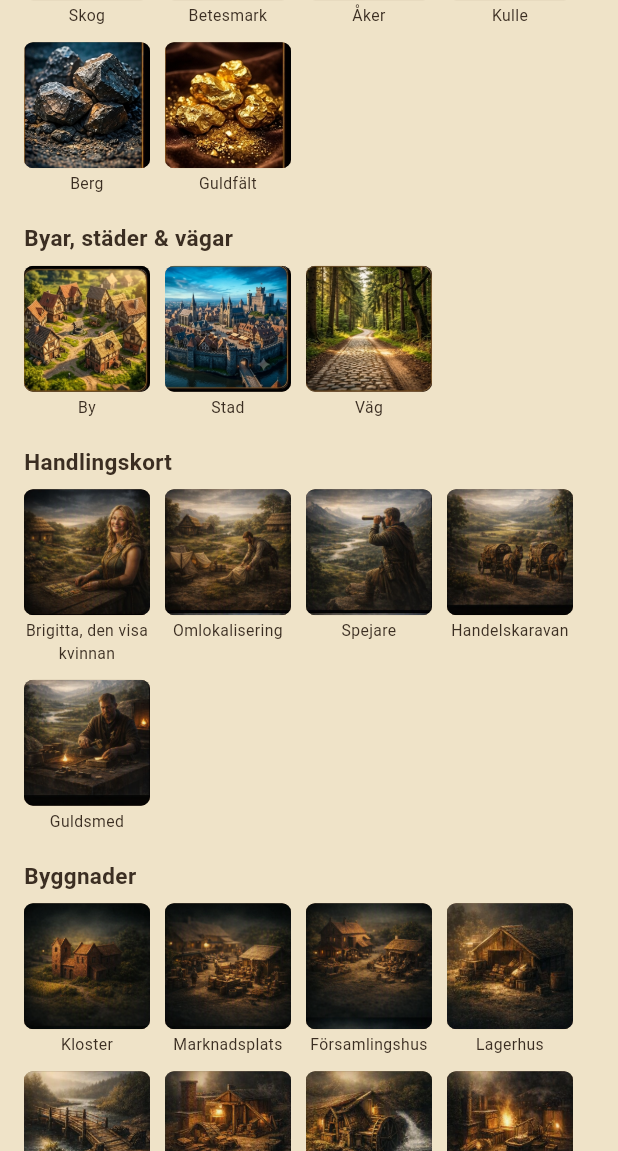
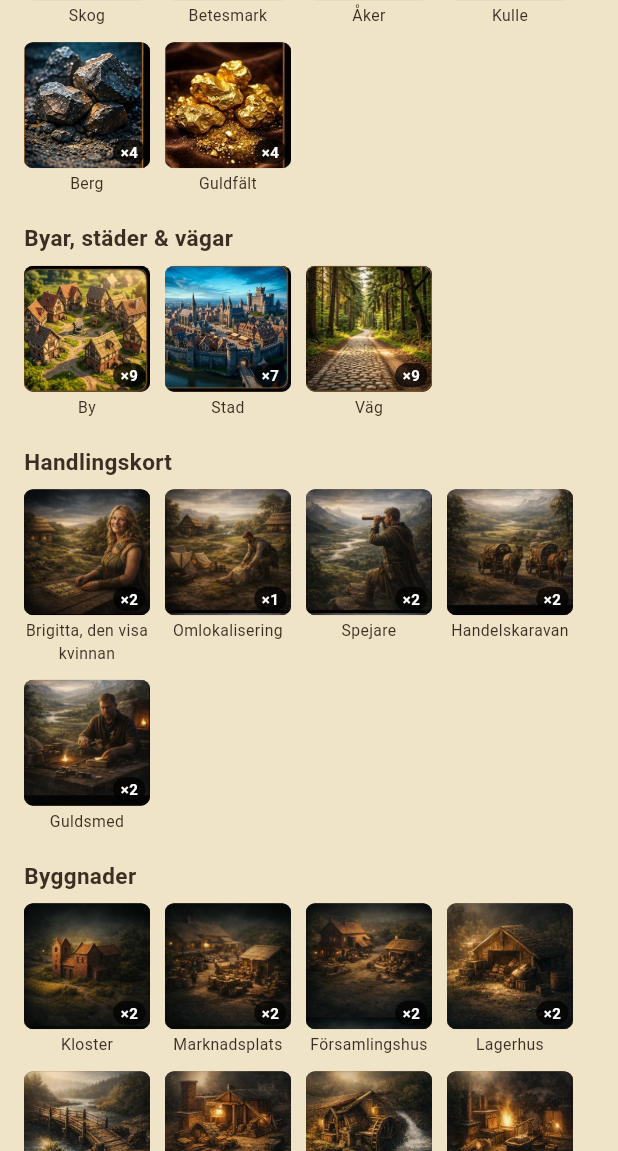
Before and after one commit to KKandenas/CatanRivals, a Flutter app: the RulesScreen screen opened directly, scrolled down 1152 dp, on a phone screen of 412 x 824 dp, the part 85-1236 px from its top. Run offline on Flutter 3.47's test engine with Material 3 defaults, Android fonts, the phone set to English and light mode, and no system bars; our stand-ins replace firebase_core, firebase_database, flutter_riverpod, web; accounts and stored records are empty.

Commit message:
Visa antal fysiska kopior ("×N") på varje korttumnagel i regelsidan
Ett litet mörkt "×N"-märke i kortbildens nedre högra hörn, hämtat ur
respektive sets egen supplyCounts-karta (BasicSetCards/EraOfGold-
Cards/EraOfProgressCards/EraOfTurmoilCards – alla fanns redan, bara
inte kopplade till katalogvyn tidigare). Gäller både grundspelet och
alla tre temaseten, samma _CardGroup/_CardTile-mekanik för alla.

Regioner är ett specialfall: BasicSetCards.supplyCounts räknar dem
medvetet inte (varje fysiskt regionkort har sitt eget tärningstal och
är en egen instans, se filens doc-kommentar), men regelsidans katalog
visar bara en tumnagel per regiontyp – där är "4 fysiska kopior av den
här typen" (24 kort / 6 typer, se region_deck.dart) den meningsfulla
siffran, så den ligger i en egen liten _regionSupplyCounts-karta i
stället för att blanda in i grundspelets 94-kortsräkning.

```diff
--- a/lib/ui/screens/rules_screen.dart
+++ b/lib/ui/screens/rules_screen.dart
@@ -93,6 +93,7 @@ class RulesScreen extends StatelessWidget {
             cards: BasicSetCards.all
                 .where((c) => c.category == CardCategory.region)
                 .toList(),
+            supplyCounts: _regionSupplyCounts,
           ),
           _CardGroup(
             title: 'Byar, städer & vägar',
@@ -101,12 +102,14 @@ class RulesScreen extends StatelessWidget {
                     c.category == CardCategory.city ||
                     c.category == CardCategory.road)
                 .toList(),
+            supplyCounts: BasicSetCards.supplyCounts,
           ),
           _CardGroup(
             title: 'Handlingskort',
             cards: BasicSetCards.all
                 .where((c) => c.category == CardCategory.action)
                 .toList(),
+            supplyCounts: BasicSetCards.supplyCounts,
           ),
           _CardGroup(
             title: 'Byggnader',
@@ -115,6 +118,7 @@ class RulesScreen extends StatelessWidget {
                     c.category == CardCategory.expansion &&
                     c.expansionKind == ExpansionKind.building)
                 .toList(),
+            supplyCounts: BasicSetCards.supplyCounts,
           ),
           _CardGroup(
             title: 'Hjältar',
@@ -123,6 +127,7 @@ class RulesScreen extends StatelessWidget {
                     c.category == CardCategory.expansion &&
                     c.expansionKind == ExpansionKind.hero)
                 .toList(),
+            supplyCounts: BasicSetCards.supplyCounts,
           ),
           _CardGroup(
             title: 'Handelsskepp',
@@ -131,6 +136,7 @@ class RulesScreen extends StatelessWidget {
                     c.category == CardCategory.expansion &&
                     c.expansionKind == ExpansionKind.tradeShip)
                 .toList(),
+            supplyCounts: BasicSetCards.supplyCounts,
           ),
           _CardGroup(
             title: 'Övriga enheter',
@@ -139,9 +145,11 @@ class RulesScreen extends StatelessWidget {
                     c.category == CardCategory.expansion &&
                     c.expansionKind == ExpansionKind.otherUnit)
                 .toList(),
+            supplyCounts: BasicSetCards.supplyCounts,
           ),
           _CardGroup(
             title: 'Händelsekort',
+            supplyCounts: BasicSetCards.supplyCounts,
             cards: BasicSetCards.all
                 .where((c) => c.category == CardCategory.event)
                 .toList(),
@@ -429,7 +437,8 @@ class _EraSection extends StatelessWidget {
         for (final group in groups)
           _CardGroup(
               title: group.title,
-              cards: allCards.where(group.matches).toList()),
+              cards: allCards.where(group.matches).toList(),
+              supplyCounts: supplyCounts),
         if (reusedNames.isNotEmpty)
           Padding(
             padding: const EdgeInsets.only(bottom: 18),
@@ -445,6 +454,22 @@ class _EraSection extends StatelessWidget {
   }
 }
 
+/// Antal fysiska kopior per regiontyp i grundspelet: 24 regionkort /
+/// 6 typer = 4 vardera (se [RegionDeck]s doc-kommentar). Ligger inte i
+/// [BasicSetCards.supplyCounts] – där är regioner medvetet undantagna
+/// eftersom varje fysiskt regionkort har sitt eget tärningstal och
+/// räknas som en egen instans – men regelsidans katalog visar bara en
+/// tumnagel per typ, och då är "4 kopior av den här typen" den
+/// meningsfulla, korrekta siffran att visa.
+const Map<String, int> _regionSupplyCounts = {
+  'region-forest': 4,
+  'region-hills': 4,
+  'region-gold-field': 4,
+  'region-pasture': 4,
+  'region-fields': 4,
+  'region-mountains': 4,
+};
+
 /// En rubrik + rutnät av tryckbara korttumnaglar för en kategori.
 /// Renderar ingenting (inte ens rubriken) om [cards] är tom – t.ex. om
 /// grundspelet råkar sakna en viss [ExpansionKind].
@@ -452,7 +477,12 @@ class _CardGroup extends StatelessWidget {
   final String title;
   final List<GameCard> cards;
 
-  const _CardGroup({required this.title, required this.cards});
+  /// Antal fysiska kopior per kort-id (se [_CardTile.count]) – `null`
+  /// för kort som inte finns med i den givna kartan (t.ex. grundspelets
+  /// regioner, se [_regionSupplyCounts]).
+  final Map<String, int>? supplyCounts;
+
+  const _CardGroup({required this.title, required this.cards, this.supplyCounts});
 
   @override
   Widget build(BuildContext context) {
@@ -471,7 +501,10 @@ class _CardGroup extends StatelessWidget {
           Wrap(
             spacing: 10,
             runSpacing: 10,
-            children: [for (final card in cards) _CardTile(card: card)],
+            children: [
+              for (final card in cards)
+                _CardTile(card: card, count: supplyCounts?[card.id]),
+            ],
           ),
         ],
       ),
@@ -482,7 +515,14 @@ class _CardGroup extends StatelessWidget {
 class _CardTile extends StatelessWidget {
   final GameCard card;
 
-  const _CardTile({required this.card});
+  /// Antal fysiska kopior av just den här korttypen (se
+  /// [BasicSetCards.supplyCounts]/motsvarande i temasetens egna
+  /// filer) – `null` om det inte är känt (regionerna i grundspelet,
+  /// se [_regionSupplyCounts]s doc-kommentar) i stället för att visa
+  /// en missvisande "×0"/"×1".
+  final int? count;
+
+  const _CardTile({required this.card, this.count});
 
   @override
   Widget build(BuildContext context) {
@@ -494,6 +534,9 @@ class _CardTile extends StatelessWidget {
           children: [
             AspectRatio(
               aspectRatio: 1,
+              child: Stack(
+                children: [
+                  Positioned.fill(
                     child: ClipRRect(
                       borderRadius: BorderRadius.circular(6),
                       child: DecoratedBox(
@@ -506,7 +549,8 @@ class _CardTile extends StatelessWidget {
                           // tyst, tom brun ruta) – hela poängen med
                           // regelsidan för ett temaset under granskning är
                           // att just det här ska synas i ögonvrån.
-                    errorBuilder: (context, error, stackTrace) => Container(
+                          errorBuilder: (context, error, stackTrace) =>
+                              Container(
                             color: CatanColors.parchmentDark,
                             alignment: Alignment.center,
                             padding: const EdgeInsets.all(4),
@@ -529,6 +573,12 @@ class _CardTile extends StatelessWidget {
                       ),
                     ),
                   ),
+                  if (count != null)
+                    Positioned(
+                        right: 3, bottom: 3, child: _CountBadge(count!)),
+                ],
+              ),
+            ),
             const SizedBox(height: 3),
             Text(
               card.name,
@@ -543,3 +593,27 @@ class _CardTile extends StatelessWidget {
     );
   }
 }
+
+/// Litet "×N"-märke (antal fysiska kopior, se [_CardTile.count]) i
+/// kortbildens nedre högra hörn – samma stil som "Bild saknas"-
+/// platshållaren, bara mindre och alltid synligt (även på kort med en
+/// riktig bild).
+class _CountBadge extends StatelessWidget {
+  final int count;
+
+  const _CountBadge(this.count);
+
+  @override
+  Widget build(BuildContext context) {
+    return Container(
+      padding: const EdgeInsets.symmetric(horizontal: 5, vertical: 1),
+      decoration: BoxDecoration(
+        color: Colors.black.withValues(alpha: 0.72),
+        borderRadius: BorderRadius.circular(8),
+      ),
+      child: Text('×$count',
+          style: const TextStyle(
+              fontSize: 10, color: Colors.white, fontWeight: FontWeight.w700)),
+    );
+  }
+}
```
Also changed, not shown: 1 other file. Lines whose indentation alone changed are shown as unchanged.
